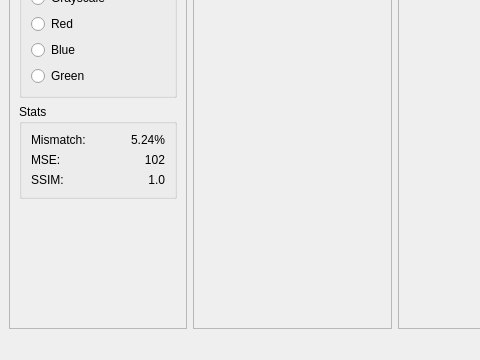
janslifka/imagediffer, file imagediffer/app/ui/mainwindow.ui: the form before one commit; both pictures show x 0 to 480 and y 242 to 602 of the 811 by 602 pixel window.
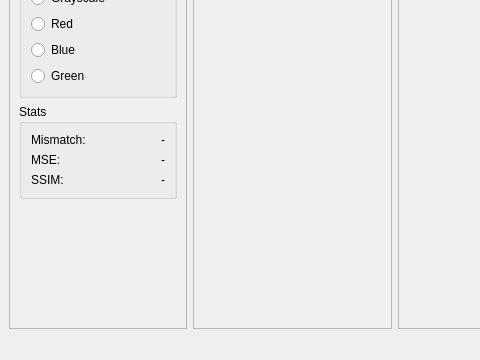
The form after the commit.

Commit message: Add mismatch value

```diff
--- a/imagediffer/app/ui/mainwindow.ui
+++ b/imagediffer/app/ui/mainwindow.ui
@@ -159,7 +159,7 @@
           <item row="0" column="1">
            <widget class="QLabel" name="mismatch_value_label">
             <property name="text">
-             <string>5.24%</string>
+             <string>-</string>
             </property>
             <property name="alignment">
              <set>Qt::AlignRight|Qt::AlignTrailing|Qt::AlignVCenter</set>
@@ -176,7 +176,7 @@
           <item row="1" column="1">
            <widget class="QLabel" name="mse_value_label">
             <property name="text">
-             <string>102</string>
+             <string>-</string>
             </property>
             <property name="alignment">
              <set>Qt::AlignRight|Qt::AlignTrailing|Qt::AlignVCenter</set>
@@ -193,7 +193,7 @@
           <item row="2" column="1">
            <widget class="QLabel" name="ssim_value_label">
             <property name="text">
-             <string>1.0</string>
+             <string>-</string>
             </property>
             <property name="alignment">
              <set>Qt::AlignRight|Qt::AlignTrailing|Qt::AlignVCenter</set>
```
The commit also changes 1 other file.
